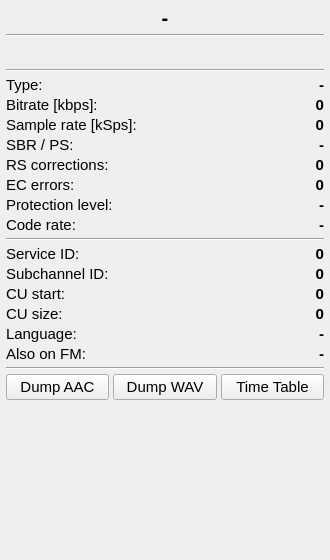
Above: src/base/forms/techdata.ui from tomneda/DABstar before the change. Below: the same form after it.
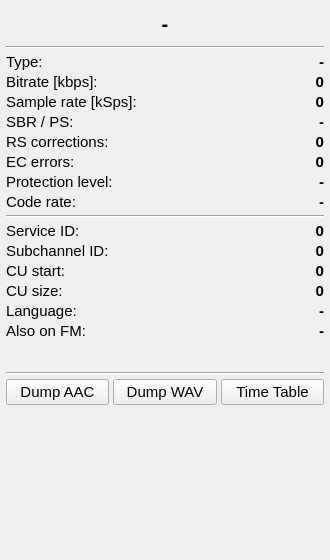
That is the form after the change. Custom widgets are drawn as their Qt base class.

Commit message: Redesign TrafficLight widgets; update UI and logics.

The edit to the form file:
```diff
--- a/src/base/forms/techdata.ui
+++ b/src/base/forms/techdata.ui
@@ -69,71 +69,6 @@
      </property>
     </widget>
    </item>
-   <item>
-    <layout class="QHBoxLayout" name="horizontalLayoutQuality">
-     <property name="spacing">
-      <number>6</number>
-     </property>
-     <item>
-      <widget class="TrafficLight" name="frameError_display" native="true">
-       <property name="minimumSize">
-        <size>
-         <width>0</width>
-         <height>24</height>
-        </size>
-       </property>
-       <property name="toolTip">
-        <string>&lt;html&gt;&lt;head/&gt;&lt;body&gt;&lt;p&gt;DAB+ frame detection quality indicator.&lt;/p&gt;&lt;/body&gt;&lt;/html&gt;</string>
-       </property>
-       <property name="text" stdset="0">
-        <string>Frame:</string>
-       </property>
-      </widget>
-     </item>
-     <item>
-      <widget class="TrafficLight" name="rsError_display" native="true">
-       <property name="minimumSize">
-        <size>
-         <width>0</width>
-         <height>24</height>
-        </size>
-       </property>
-       <property name="toolTip">
-        <string>&lt;html&gt;&lt;head/&gt;&lt;body&gt;&lt;p&gt;DAB+ Reed-Solomon correction quality indicator.&lt;/p&gt;&lt;/body&gt;&lt;/html&gt;</string>
-       </property>
-       <property name="text" stdset="0">
-        <string>RS:</string>
-       </property>
-      </widget>
-     </item>
-     <item>
-      <widget class="TrafficLight" name="aacError_display" native="true">
-       <property name="minimumSize">
-        <size>
-         <width>0</width>
-         <height>24</height>
-        </size>
-       </property>
-       <property name="toolTip">
-        <string>&lt;html&gt;&lt;head/&gt;&lt;body&gt;&lt;p&gt;Success rate of AAC frame decoding in the DAB+ transmission.&lt;/p&gt;&lt;/body&gt;&lt;/html&gt;</string>
-       </property>
-       <property name="text" stdset="0">
-        <string>AAC:</string>
-       </property>
-      </widget>
-     </item>
-    </layout>
-   </item>
-   <item>
-    <widget class="QFrame" name="line2">
-     <property name="frameShape">
-      <enum>QFrame::Shape::HLine</enum>
-     </property>
-     <property name="frameShadow">
-      <enum>QFrame::Shadow::Sunken</enum>
-     </property>
-    </widget>
-   </item>
    <item>
     <layout class="QFormLayout" name="formLayout">
      <property name="verticalSpacing">
@@ -523,11 +458,6 @@
    <extends>QWidget</extends>
    <header>plot_widget.h</header>
   </customwidget>
-  <customwidget>
-   <class>TrafficLight</class>
-   <extends>QWidget</extends>
-   <header>traffic_light.h</header>
-  </customwidget>
  </customwidgets>
  <resources/>
  <connections/>
```
Left out of the diff: 2 changed lines with no effect on the pictures. The commit also changes 15 other files.
